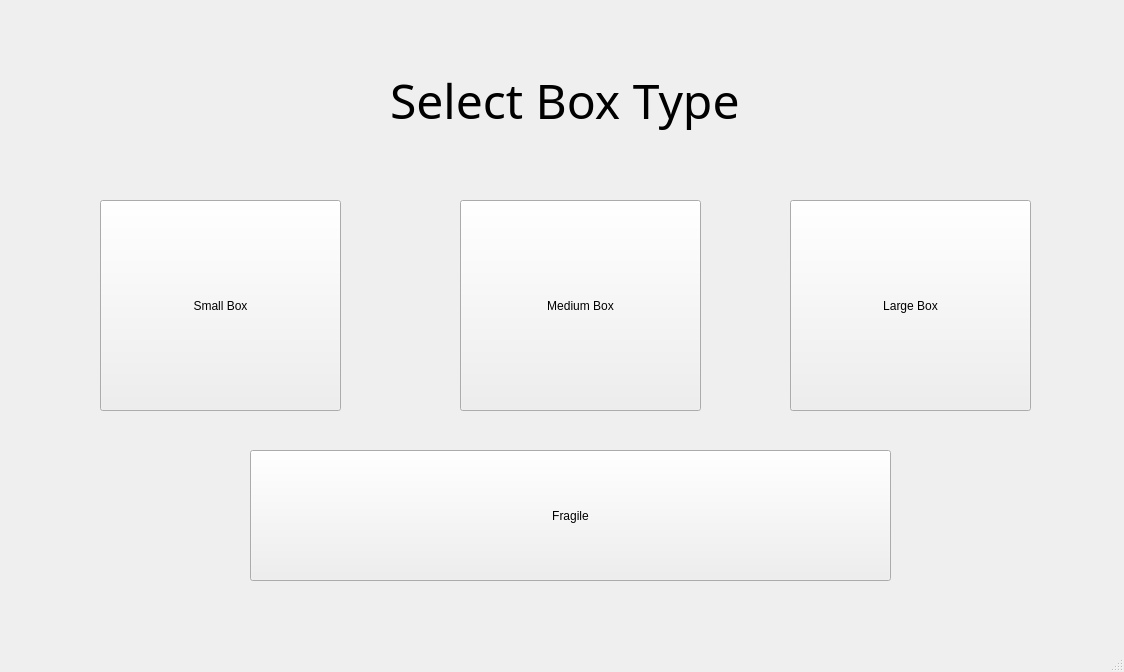
Before: the Qt Designer form Amazon_FC_box_type.ui in ICS4U-Gallo/amazon-fc-assignment-ghost-coders, drawn with Qt 5.
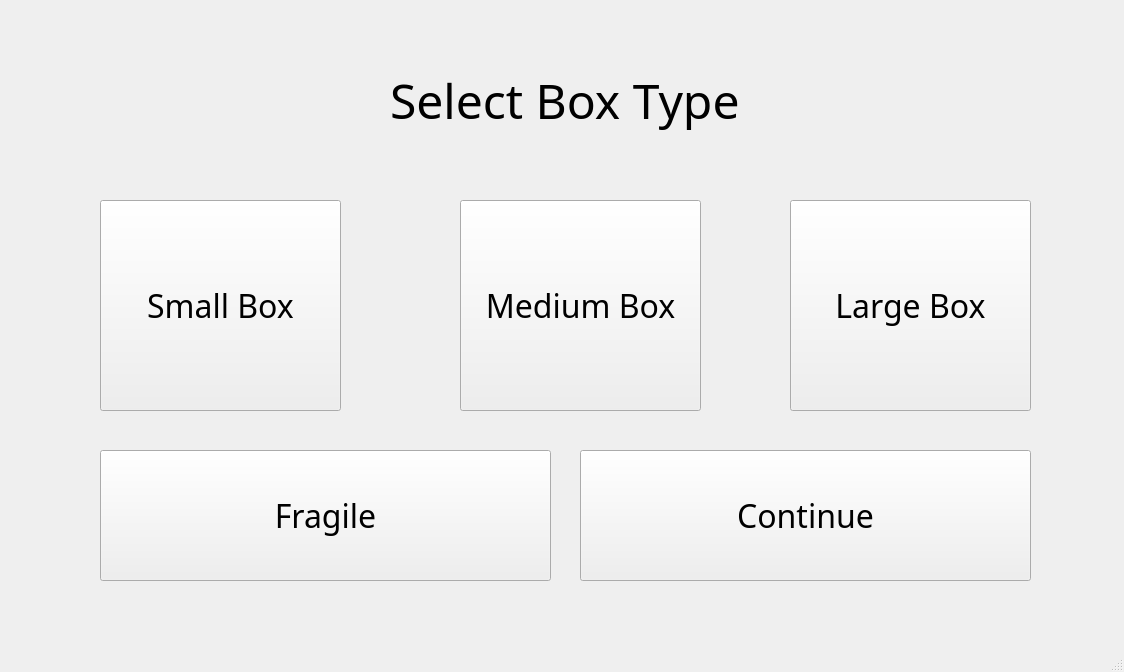
After: the same form once the commit is applied.

Diff of the .ui file:
```diff
--- a/Amazon_FC_box_type.ui
+++ b/Amazon_FC_box_type.ui
@@ -23,6 +23,12 @@
       <height>211</height>
      </rect>
     </property>
+    <property name="font">
+     <font>
+      <family>Sitka</family>
+      <pointsize>24</pointsize>
+     </font>
+    </property>
     <property name="text">
      <string>Small Box</string>
     </property>
@@ -30,12 +36,18 @@
    <widget class="QPushButton" name="pushButton_5">
     <property name="geometry">
      <rect>
-      <x>250</x>
+      <x>100</x>
       <y>450</y>
-      <width>641</width>
+      <width>451</width>
       <height>131</height>
      </rect>
     </property>
+    <property name="font">
+     <font>
+      <family>Sitka</family>
+      <pointsize>24</pointsize>
+     </font>
+    </property>
     <property name="text">
      <string>Fragile</string>
     </property>
@@ -49,6 +61,12 @@
       <height>211</height>
      </rect>
     </property>
+    <property name="font">
+     <font>
+      <family>Sitka</family>
+      <pointsize>24</pointsize>
+     </font>
+    </property>
     <property name="text">
      <string>Large Box</string>
     </property>
@@ -62,6 +80,12 @@
       <height>211</height>
      </rect>
     </property>
+    <property name="font">
+     <font>
+      <family>Sitka</family>
+      <pointsize>24</pointsize>
+     </font>
+    </property>
     <property name="text">
      <string>Medium Box</string>
     </property>
@@ -71,7 +95,7 @@
      <rect>
       <x>390</x>
       <y>50</y>
-      <width>531</width>
+      <width>401</width>
       <height>101</height>
      </rect>
     </property>
@@ -85,6 +109,25 @@
      <string>Select Box Type</string>
     </property>
    </widget>
+   <widget class="QPushButton" name="fragile_box_2">
+    <property name="geometry">
+     <rect>
+      <x>580</x>
+      <y>450</y>
+      <width>451</width>
+      <height>131</height>
+     </rect>
+    </property>
+    <property name="font">
+     <font>
+      <family>Sitka</family>
+      <pointsize>24</pointsize>
+     </font>
+    </property>
+    <property name="text">
+     <string>Continue</string>
+    </property>
+   </widget>
   </widget>
   <widget class="QMenuBar" name="menubar">
    <property name="geometry">
```
Left out of the diff: 8 changed lines with no effect on the pictures.
